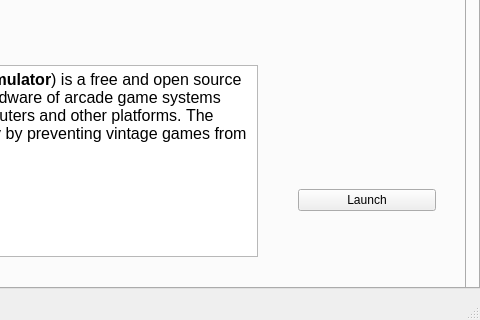
Rugaliz/Black_Noah, file MAME_GUI/mainwindow.ui: the form before one commit; both pictures show x 320 to 800 and y 280 to 600 of the 800 by 600 pixel window.
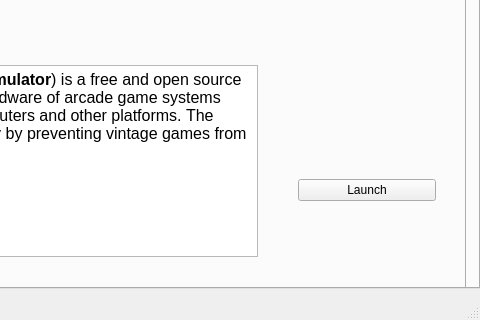
The form after the commit.

```diff
--- a/MAME_GUI/mainwindow.ui
+++ b/MAME_GUI/mainwindow.ui
@@ -62,7 +62,7 @@
         <property name="geometry">
          <rect>
           <x>580</x>
-          <y>370</y>
+          <y>360</y>
           <width>160</width>
           <height>131</height>
          </rect>
```
